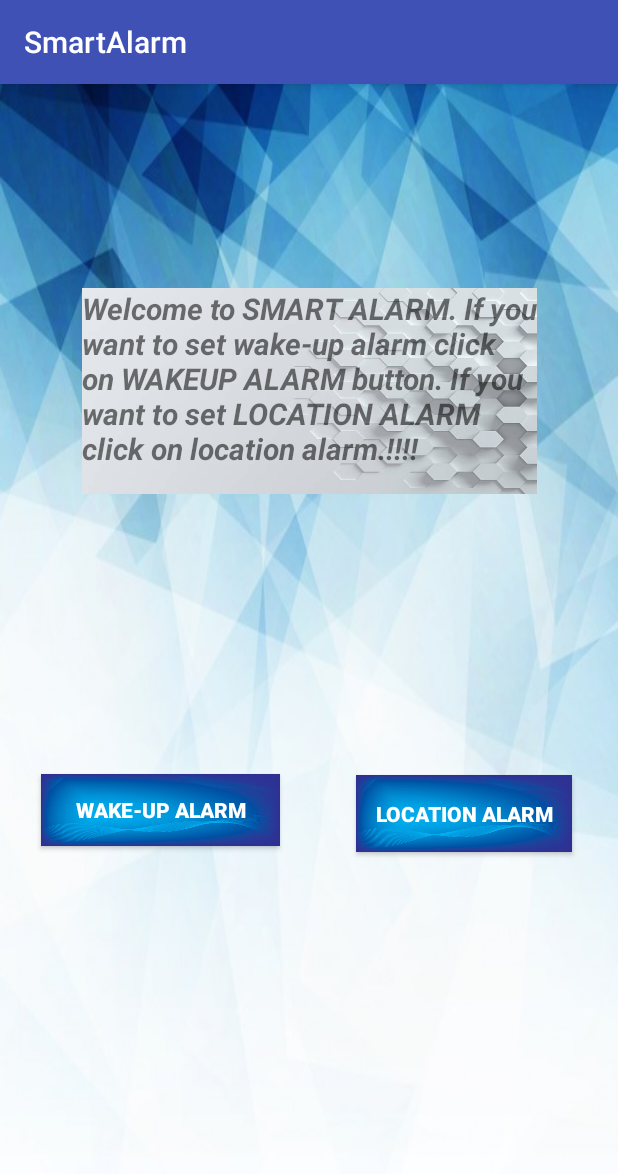
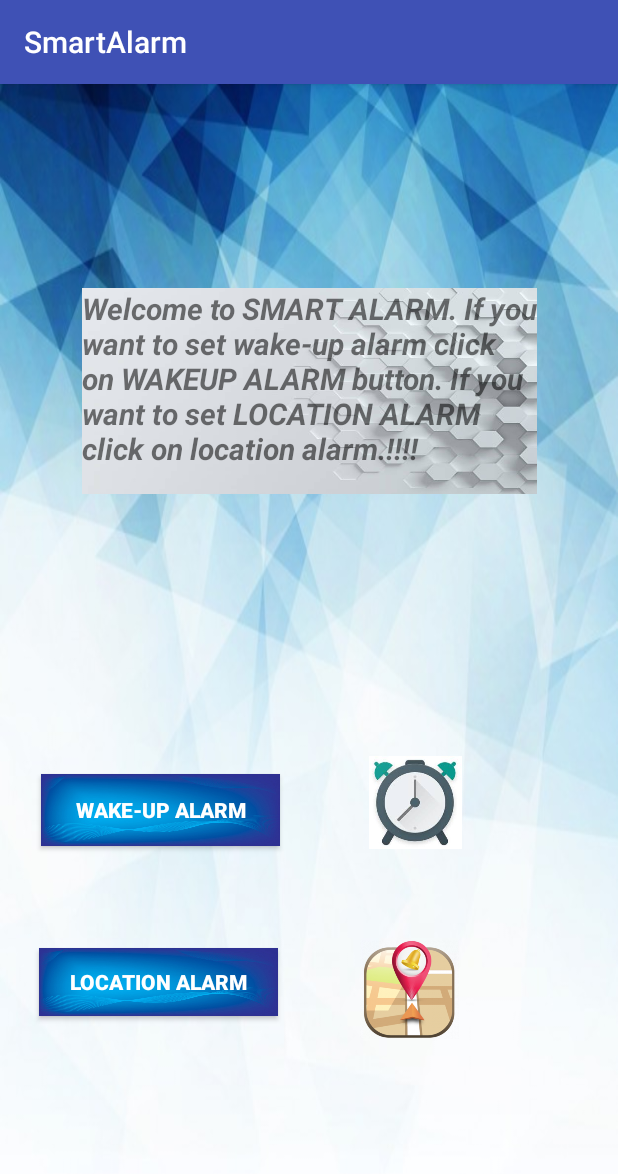
Before and after one commit to DevineniSirisha/SmartAlarm, an Android app: the screen it shows after launch (StartActivity), on a phone screen of 412 x 824 dp. Shown: the top 1174 px of the screen. Run offline under Robolectric (Android 15) with nearby library versions, the phone set to English and light mode, and no system bars.

Commit message:
start activity, app icon

```diff
--- a/app/src/main/AndroidManifest.xml
+++ b/app/src/main/AndroidManifest.xml
@@ -4,9 +4,9 @@
 
     <application
         android:allowBackup="true"
-        android:icon="@mipmap/ic_launcher"
+        android:icon="@drawable/icon"
         android:label="@string/app_name"
-        android:roundIcon="@mipmap/ic_launcher_round"
+        android:roundIcon="@drawable/icon"
         android:supportsRtl="true"
         android:theme="@style/AppTheme">
         <activity android:name=".StartActivity">
--- a/app/src/main/res/layout/activity_start.xml
+++ b/app/src/main/res/layout/activity_start.xml
@@ -29,8 +29,8 @@
 
     <Button
         android:id="@+id/btn2"
-        android:layout_width="144dp"
-        android:layout_height="51dp"
+        android:layout_width="159dp"
+        android:layout_height="45dp"
         android:layout_marginBottom="8dp"
         android:layout_marginEnd="8dp"
         android:layout_marginStart="8dp"
@@ -42,10 +42,10 @@
         android:textStyle="bold"
         app:layout_constraintBottom_toBottomOf="parent"
         app:layout_constraintEnd_toEndOf="parent"
-        app:layout_constraintHorizontal_bias="0.91"
+        app:layout_constraintHorizontal_bias="0.075"
         app:layout_constraintStart_toStartOf="parent"
         app:layout_constraintTop_toTopOf="parent"
-        app:layout_constraintVertical_bias="0.646" />
+        app:layout_constraintVertical_bias="0.804" />
 
     <TextView
         android:id="@+id/tv1"
@@ -65,4 +65,32 @@
         app:layout_constraintStart_toStartOf="parent"
         app:layout_constraintTop_toTopOf="parent"
         app:layout_constraintVertical_bias="0.208" />
+
+    <ImageView
+        android:id="@+id/alarmIM"
+        android:layout_width="73dp"
+        android:layout_height="62dp"
+        android:layout_marginBottom="169dp"
+        android:layout_marginEnd="79dp"
+        android:layout_marginStart="34dp"
+        android:layout_marginTop="62dp"
+        app:layout_constraintBottom_toBottomOf="parent"
+        app:layout_constraintEnd_toEndOf="parent"
+        app:layout_constraintStart_toEndOf="@+id/btn1"
+        app:layout_constraintTop_toBottomOf="@+id/tv1"
+        app:layout_constraintVertical_bias="0.558"
+        app:srcCompat="@drawable/alarm" />
+
+    <ImageView
+        android:id="@+id/imageView2"
+        android:layout_width="66dp"
+        android:layout_height="103dp"
+        android:layout_marginBottom="71dp"
+        android:layout_marginEnd="93dp"
+        android:layout_marginStart="42dp"
+        app:layout_constraintBottom_toBottomOf="parent"
+        app:layout_constraintEnd_toEndOf="parent"
+        app:layout_constraintStart_toEndOf="@+id/btn2"
+        app:layout_constraintTop_toBottomOf="@+id/alarmIM"
+        app:srcCompat="@drawable/location" />
 </android.support.constraint.ConstraintLayout>
```
Also changed, not shown: app/src/main/res/drawable/alarm.jpg (added), app/src/main/res/drawable/icon.jpg (deleted), app/src/main/res/drawable/icon.png (added), app/src/main/res/drawable/location.png (added).
